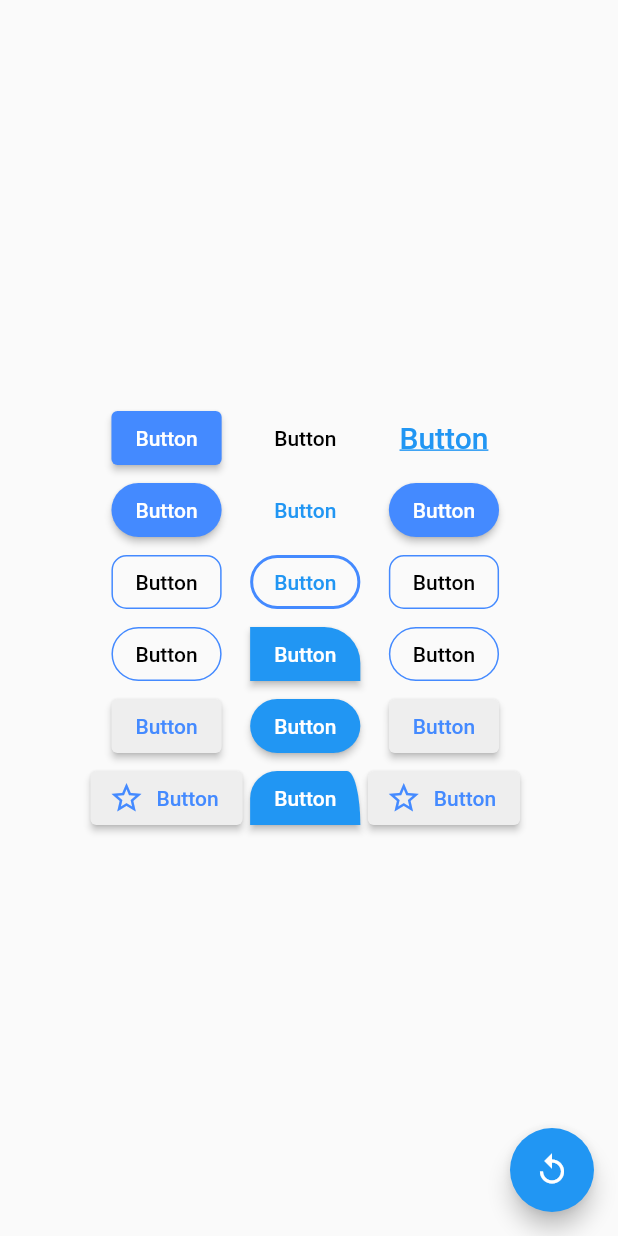
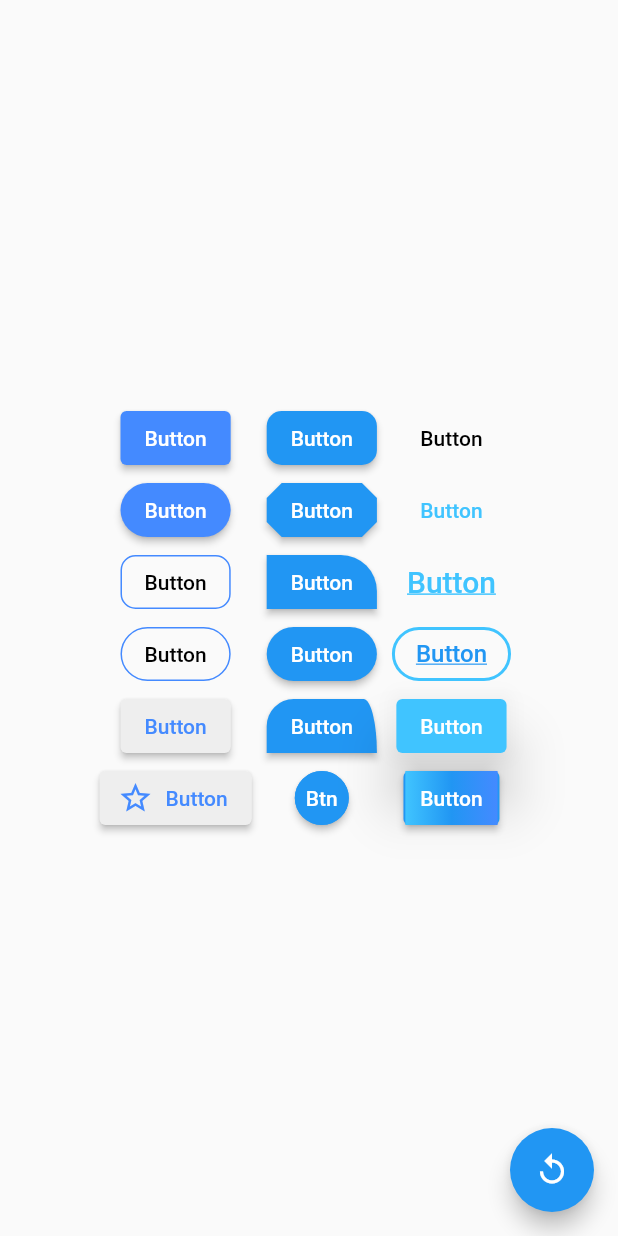
Before and after one commit to ume-bar/flutter_test, a Flutter app: the ButtonView screen opened directly, on a phone screen of 412 x 824 dp. Run offline on Flutter 3.47's test engine with Material 2 defaults, Android fonts, the phone set to English and light mode, and no system bars; our stand-ins replace dio, flutter_dotenv, flutter_hooks, freezed_annotation, hooks_riverpod.

Commit message:
add buttons

```diff
--- a/test_flutter/lib/views/button.dart
+++ b/test_flutter/lib/views/button.dart
@@ -89,70 +89,36 @@ class ButtonView extends HookConsumerWidget {
               ],
             ),
             SizedBox(
-              width: 5,
+              width: 10,
             ),
             // 2列目
             Column(
               mainAxisAlignment: MainAxisAlignment.center,
               children: <Widget>[
-                TextButton(
+                ElevatedButton(
                   child: const Text('Button'),
-                  style: TextButton.styleFrom(
-                    foregroundColor: Colors.black,
+                  style: ElevatedButton.styleFrom(
+                    backgroundColor: Colors.blue,
+                    foregroundColor: Colors.white,
+                    shape: RoundedRectangleBorder(
+                      borderRadius: BorderRadius.circular(10),
+                    ),
                   ),
                   onPressed: () {},
                 ),
                 SizedBox(
                   width: 5,
                 ),
-                TextButton(
-                  style: ButtonStyle(
-                    foregroundColor:
-                        MaterialStateProperty.all<Color>(Colors.blue),
+                ElevatedButton(
+                  child: const Text('Button'),
+                  style: ElevatedButton.styleFrom(
+                    backgroundColor: Colors.blue,
+                    foregroundColor: Colors.white,
+                    shape: BeveledRectangleBorder(
+                      borderRadius: BorderRadius.circular(10),
+                    ),
                   ),
                   onPressed: () {},
-                  child: Text('Button'),
-                ),
-                // TextButton(
-                //     style: ButtonStyle(
-                //       foregroundColor:
-                //           MaterialStateProperty.all<Color>(Colors.blue),
-                //       overlayColor: MaterialStateProperty.resolveWith<Color?>(
-                //         (Set<MaterialState> states) {
-                //           if (states.contains(MaterialState.hovered))
-                //             return Colors.blue.withOpacity(0.04);
-                //           if (states.contains(MaterialState.focused) ||
-                //               states.contains(MaterialState.pressed))
-                //             return Colors.blue.withOpacity(0.12);
-                //           return null; // Defer to the widget's default.
-                //         },
-                //       ),
-                //     ),
-                //     onPressed: () {},
-                //     child: Text('Button')),
-                //
-                // TextButton(
-                //   style: ButtonStyle(
-                //     overlayColor: MaterialStateProperty.resolveWith<Color?>(
-                //         (Set<MaterialState> states) {
-                //       if (states.contains(MaterialState.focused))
-                //         return Colors.red;
-                //       return null; // Defer to the widget's default.
-                //     }),
-                //   ),
-                //   onPressed: () {},
-                //   child: Text('Button'),
-                // ),
-                SizedBox(
-                  width: 5,
-                ),
-                OutlinedButton(
-                  style: OutlinedButton.styleFrom(
-                    shape: StadiumBorder(),
-                    side: BorderSide(width: 2, color: Colors.blueAccent),
-                  ),
-                  onPressed: () {},
-                  child: Text('Button'),
                 ),
                 SizedBox(
                   width: 5,
@@ -193,19 +159,89 @@ class ButtonView extends HookConsumerWidget {
                               // bottomRight: bottom right
                               ))),
                 ),
+                ElevatedButton(
+                  child: const Text('Btn'),
+                  style: ElevatedButton.styleFrom(
+                    backgroundColor: Colors.blue,
+                    foregroundColor: Colors.white,
+                    shape: const CircleBorder(
+                      side: BorderSide(
+                        color: Colors.blue,
+                        width: 1,
+                        style: BorderStyle.solid,
+                      ),
+                    ),
+                  ),
+                  onPressed: () {},
+                ),
+                SizedBox(
+                  width: 5,
+                ),
               ],
             ),
             SizedBox(
-              width: 5,
+              width: 10,
             ),
             // 3列目
             Column(
               mainAxisAlignment: MainAxisAlignment.center,
               children: <Widget>[
                 TextButton(
+                  child: const Text('Button'),
+                  style: TextButton.styleFrom(
+                    foregroundColor: Colors.black,
+                  ),
+                  onPressed: () {},
+                ),
+                SizedBox(
+                  width: 5,
+                ),
+                TextButton(
                   style: ButtonStyle(
-                    foregroundColor:
-                        MaterialStateProperty.all<Color>(Colors.blue),
+                    foregroundColor: MaterialStateProperty.all<Color>(
+                        Colors.lightBlueAccent),
+                  ),
+                  onPressed: () {},
+                  child: Text('Button'),
+                ),
+                // TextButton(
+                //     style: ButtonStyle(
+                //       foregroundColor:
+                //           MaterialStateProperty.all<Color>(Colors.blue),
+                //       overlayColor: MaterialStateProperty.resolveWith<Color?>(
+                //         (Set<MaterialState> states) {
+                //           if (states.contains(MaterialState.hovered))
+                //             return Colors.blue.withOpacity(0.04);
+                //           if (states.contains(MaterialState.focused) ||
+                //               states.contains(MaterialState.pressed))
+                //             return Colors.blue.withOpacity(0.12);
+                //           return null; // Defer to the widget's default.
+                //         },
+                //       ),
+                //     ),
+                //     onPressed: () {},
+                //     child: Text('Button')),
+                //
+                // TextButton(
+                //   style: ButtonStyle(
+                //     overlayColor: MaterialStateProperty.resolveWith<Color?>(
+                //         (Set<MaterialState> states) {
+                //       if (states.contains(MaterialState.focused))
+                //         return Colors.red;
+                //       return null; // Defer to the widget's default.
+                //     }),
+                //   ),
+                //   onPressed: () {},
+                //   child: Text('Button'),
+                // ),
+
+                SizedBox(
+                  width: 5,
+                ),
+                TextButton(
+                  style: ButtonStyle(
+                    foregroundColor: MaterialStateProperty.all<Color>(
+                        Colors.lightBlueAccent),
                   ),
                   onPressed: () {},
                   child: Text(
@@ -217,38 +253,27 @@ class ButtonView extends HookConsumerWidget {
                 SizedBox(
                   width: 5,
                 ),
-                ElevatedButton(
-                  child: const Text('Button'),
-                  style: ElevatedButton.styleFrom(
-                    backgroundColor: Colors.blueAccent,
-                    foregroundColor: Colors.white,
-                    shape: const StadiumBorder(),
+                OutlinedButton(
+                  style: OutlinedButton.styleFrom(
+                    shape: StadiumBorder(),
+                    side: BorderSide(width: 2, color: Colors.lightBlueAccent),
                   ),
                   onPressed: () {},
+                  child: Text(
+                    'Button',
+                    style: TextStyle(
+                        fontSize: 16, decoration: TextDecoration.underline),
+                  ),
                 ),
                 SizedBox(
                   width: 5,
                 ),
-                OutlinedButton(
+                ElevatedButton(
                   child: const Text('Button'),
-                  style: OutlinedButton.styleFrom(
-                    foregroundColor: Colors.black,
-                    shape: RoundedRectangleBorder(
-                      borderRadius: BorderRadius.circular(10),
-                    ),
-                    side: const BorderSide(color: Colors.blueAccent),
-                  ),
-                  onPressed: () {},
-                ),
-                SizedBox(
-                  width: 5,
-                ),
-                OutlinedButton(
-                  child: const Text('Button'),
-                  style: OutlinedButton.styleFrom(
-                    foregroundColor: Colors.black,
-                    shape: const StadiumBorder(),
-                    side: const BorderSide(color: Colors.blueAccent),
+                  style: ElevatedButton.styleFrom(
+                    backgroundColor: Colors.lightBlueAccent,
+                    foregroundColor: Colors.white,
+                    elevation: 16,
                   ),
                   onPressed: () {},
                 ),
@@ -256,27 +281,26 @@ class ButtonView extends HookConsumerWidget {
                   width: 5,
                 ),
                 ElevatedButton(
-                  child: const Text('Button'),
+                  child: Container(
+                    decoration: BoxDecoration(
+                      gradient: LinearGradient(
+                        colors: <Color>[
+                          Colors.lightBlueAccent,
+                          Colors.blue,
+                          Colors.blueAccent,
+                        ],
+                      ),
+                    ),
+                    padding: const EdgeInsets.all(10),
+                    child: const Text('Button'),
+                  ),
                   style: ElevatedButton.styleFrom(
-                    backgroundColor: Colors.grey[200],
-                    foregroundColor: Colors.blueAccent,
+                    padding: const EdgeInsets.all(0),
                   ),
                   onPressed: () {},
                 ),
                 SizedBox(
                   width: 5,
-                ),
-                ElevatedButton.icon(
-                  icon: const Icon(
-                    Icons.star_outline,
-                    color: Colors.blueAccent,
-                  ),
-                  label: const Text('Button'),
-                  style: ElevatedButton.styleFrom(
-                    backgroundColor: Colors.grey[200],
-                    foregroundColor: Colors.blueAccent,
-                  ),
-                  onPressed: () {},
                 ),
               ],
             ),
```
